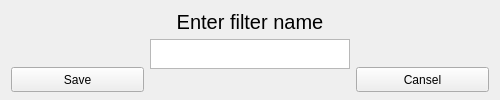
Above: set_FilterName_window.ui from VOBA04/sem3-coursework before the change. Below: the same form after it.
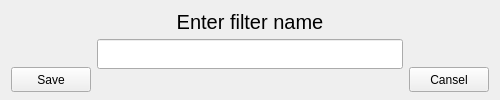
That is the form after the change.

Commit message: filters is done

The edit to the form file:
```diff
--- a/set_FilterName_window.ui
+++ b/set_FilterName_window.ui
@@ -32,19 +32,41 @@
    <string>Form</string>
   </property>
   <layout class="QGridLayout" name="gridLayout">
-   <item row="1" column="1">
-    <widget class="QTextEdit" name="textEdit">
+   <item row="2" column="2">
+    <widget class="QPushButton" name="pushButton_cansel">
      <property name="minimumSize">
       <size>
-       <width>200</width>
-       <height>30</height>
+       <width>0</width>
+       <height>25</height>
       </size>
      </property>
      <property name="maximumSize">
       <size>
-       <width>200</width>
-       <height>30</height>
+       <width>16777215</width>
+       <height>25</height>
       </size>
+     </property>
+     <property name="text">
+      <string>Cansel</string>
+     </property>
+    </widget>
+   </item>
+   <item row="2" column="0">
+    <widget class="QPushButton" name="pushButton_save">
+     <property name="minimumSize">
+      <size>
+       <width>0</width>
+       <height>25</height>
+      </size>
+     </property>
+     <property name="maximumSize">
+      <size>
+       <width>16777215</width>
+       <height>25</height>
+      </size>
+     </property>
+     <property name="text">
+      <string>Save</string>
      </property>
     </widget>
    </item>
@@ -63,41 +85,36 @@
      </property>
     </widget>
    </item>
-   <item row="2" column="2">
-    <widget class="QPushButton" name="pushButton_2">
+   <item row="1" column="1">
+    <widget class="QLineEdit" name="lineEdit">
+     <property name="sizePolicy">
+      <sizepolicy hsizetype="Expanding" vsizetype="Fixed">
+       <horstretch>200</horstretch>
+       <verstretch>30</verstretch>
+      </sizepolicy>
+     </property>
      <property name="minimumSize">
       <size>
-       <width>0</width>
-       <height>25</height>
+       <width>200</width>
+       <height>30</height>
       </size>
      </property>
-     <property name="maximumSize">
-      <size>
-       <width>16777215</width>
-       <height>25</height>
-      </size>
-     </property>
-     <property name="text">
-      <string>Cansel</string>
+     <property name="maxLength">
+      <number>80</number>
      </property>
     </widget>
    </item>
-   <item row="2" column="0">
-    <widget class="QPushButton" name="pushButton">
-     <property name="minimumSize">
-      <size>
-       <width>0</width>
-       <height>25</height>
-      </size>
-     </property>
-     <property name="maximumSize">
-      <size>
-       <width>16777215</width>
-       <height>25</height>
-      </size>
+   <item row="2" column="1">
+    <widget class="QLabel" name="label_2">
+     <property name="styleSheet">
+      <string notr="true">color: red;
+</string>
      </property>
      <property name="text">
-      <string>Save</string>
+      <string/>
+     </property>
+     <property name="alignment">
+      <set>Qt::AlignCenter</set>
      </property>
     </widget>
    </item>
```
Left out of the diff: 2 changed lines with no effect on the pictures. The commit also changes 8 other files.
